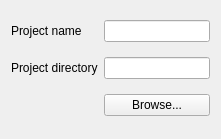
The window that src/GUI/settings/ui/ProjectPreferences.ui (VLMC/vlmc) describes before a commit, drawn with Qt 5.
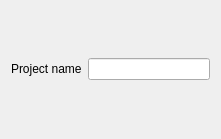
The same window after the commit.

Commit message: removed Project directory in the settings

Diff of the .ui file:
```diff
--- a/src/GUI/settings/ui/ProjectPreferences.ui
+++ b/src/GUI/settings/ui/ProjectPreferences.ui
@@ -21,39 +21,9 @@
      </property>
     </widget>
    </item>
-   <item row="1" column="0">
-    <widget class="QLabel" name="ProjectDirectoryLabel">
-     <property name="text">
-      <string>Project directory</string>
-     </property>
-    </widget>
-   </item>
    <item row="0" column="1">
     <widget class="QLineEdit" name="ProjectNameLineEdit"/>
    </item>
-   <item row="1" column="1">
-    <widget class="QLineEdit" name="ProjectDirectoryLineEdit"/>
-   </item>
-   <item row="2" column="1">
-    <widget class="QPushButton" name="BrowsePushButton">
-     <property name="text">
-      <string>Browse...</string>
-     </property>
-    </widget>
-   </item>
-   <item row="2" column="0">
-    <spacer name="horizontalSpacer">
-     <property name="orientation">
-      <enum>Qt::Horizontal</enum>
-     </property>
-     <property name="sizeHint" stdset="0">
-      <size>
-       <width>40</width>
-       <height>20</height>
-      </size>
-     </property>
-    </spacer>
-   </item>
   </layout>
  </widget>
  <resources/>
```
The commit also changes 2 other files.
